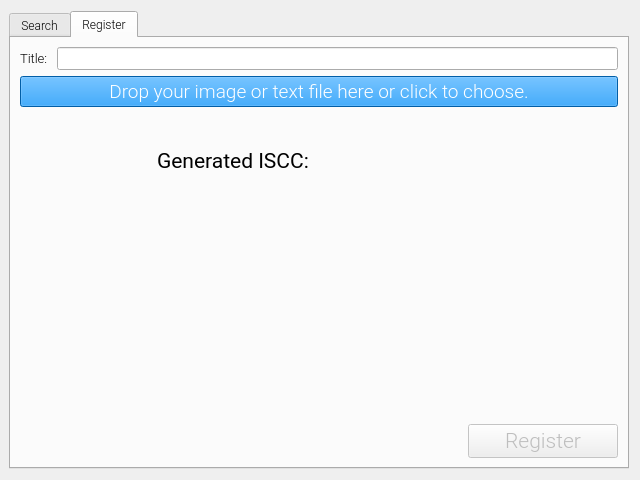
Qt form app/ui/iscc.ui (coblo/gui-demo) before a commit.
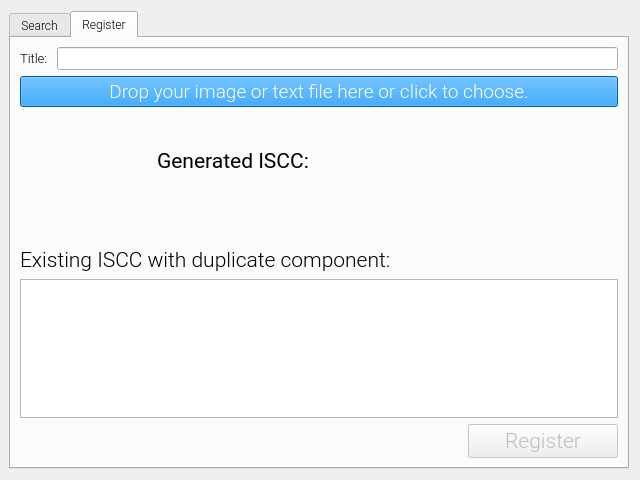
The same form after that commit. The open tabs and pages were chosen to show the change.

Commit message: Add conflicts table

```diff
--- a/app/ui/iscc.ui
+++ b/app/ui/iscc.ui
@@ -248,6 +248,28 @@
          </layout>
         </widget>
        </item>
+       <item>
+        <widget class="QLabel" name="label_title_conflicts">
+         <property name="font">
+          <font>
+           <pointsize>16</pointsize>
+          </font>
+         </property>
+         <property name="text">
+          <string>Existing ISCC with duplicate component:</string>
+         </property>
+        </widget>
+       </item>
+       <item>
+        <widget class="QTableWidget" name="table_conflicts">
+         <property name="font">
+          <font>
+           <family>Roboto Light</family>
+           <pointsize>8</pointsize>
+          </font>
+         </property>
+        </widget>
+       </item>
        <item>
         <spacer name="verticalSpacer">
          <property name="orientation">
```
The commit also changes 2 other files.
